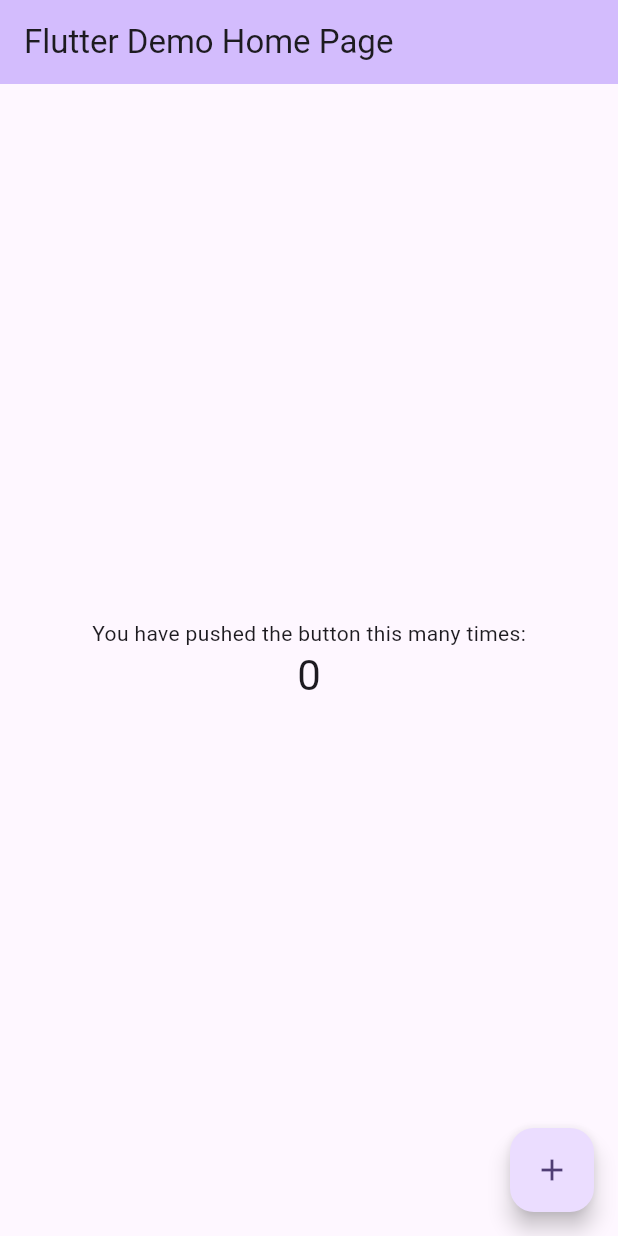
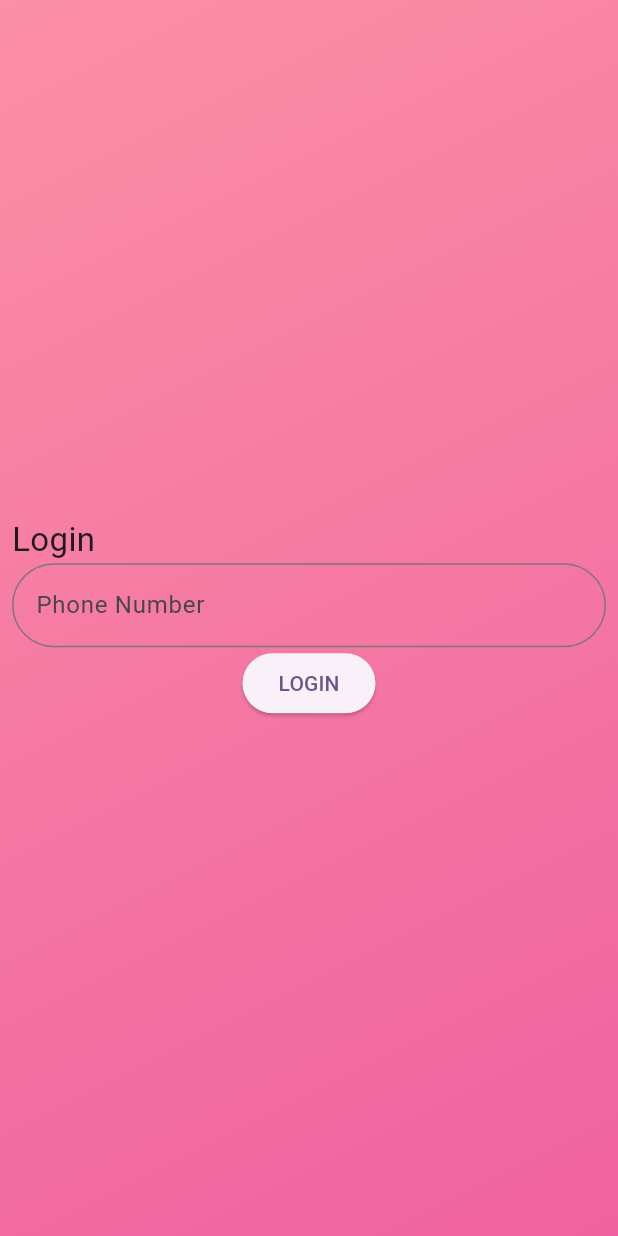
Before and after one commit to Saravanan1411/Quiz_app, a Flutter app: the screen it shows after launch, on a phone screen of 412 x 824 dp. Run offline on Flutter 3.47's test engine with Material 3 defaults, Android fonts, the phone set to English and light mode, and no system bars; our stand-ins replace animated_splash_screen.

```diff
--- a/lib/Screens/Login.dart
+++ b/lib/Screens/Login.dart
@@ -0,0 +1,77 @@
+import 'package:flutter/material.dart';
+import 'package:quiz/Styles/Color.dart';
+
+import '../Styles/TextStyle.dart';
+import 'Home.dart';
+
+class Login extends StatefulWidget {
+  const Login({super.key});
+
+  @override
+  State<Login> createState() => _LoginState();
+}
+
+class _LoginState extends State<Login> {
+
+  // TextEditingController _controller = TextEditingController(text: '');
+
+  @override
+  Widget build(BuildContext context) {
+    return Scaffold(
+      body: Container(
+        height: MediaQuery.of(context).size.height*1,
+        width: MediaQuery.of(context).size.width*1,
+        decoration: BoxDecoration(
+          gradient: LinearGradient(
+              colors: [gradient_1, gradient_2],
+            begin: Alignment.topLeft,
+            end: Alignment.bottomRight
+
+          )
+        ),
+        child: SafeArea(
+          child: Padding(
+            padding: const EdgeInsets.all(8.0),
+            child: Column(
+              mainAxisAlignment: MainAxisAlignment.center,
+              crossAxisAlignment: CrossAxisAlignment.start,
+              children: [
+
+                //title
+                Text("Login",style: loginHead,),
+
+
+                //mobile number
+                TextFormField(
+                    // controller: _controller,
+                    decoration: InputDecoration(
+                        labelText: 'Phone Number',
+                        hintText: 'Enter your phone number',
+                        prefix: Text('+91 '),
+                        border: OutlineInputBorder(
+                        borderRadius: BorderRadius.circular(30)
+                      )
+                  )
+                ),
+
+
+                //button
+                Row(
+                  mainAxisAlignment: MainAxisAlignment.center,
+                  children: [
+                    ElevatedButton(
+                        onPressed: (){
+                          Navigator.of(context).pushAndRemoveUntil(MaterialPageRoute(builder: (context) => Home()), (route) => false);
+                        },
+                        child: Text("LOGIN")
+                    ),
+                  ],
+                )
+              ],
+            ),
+          ),
+        ),
+      ),
+    );
+  }
+}
--- /dev/null
+++ b/lib/Styles/Color.dart
@@ -0,0 +1,4 @@
+import 'package:flutter/material.dart';
+
+Color gradient_1 = Color(0xffFB8FA6);
+Color gradient_2 = Color(0xffef629f);
--- /dev/null
+++ b/lib/Styles/TextStyle.dart
@@ -0,0 +1,7 @@
+import 'package:flutter/material.dart';
+
+TextStyle loginHead = TextStyle(fontSize: 22);
+
+TextStyle cardTextColor = TextStyle(fontSize: 18, fontWeight:FontWeight.bold,color: Colors.white);
+
+TextStyle resultText = TextStyle(fontSize: 20, fontWeight:FontWeight.bold,color: Colors.white);
--- a/lib/main.dart
+++ b/lib/main.dart
@@ -1,4 +1,6 @@
 import 'package:flutter/material.dart';
+
+import 'Screens/SplashScreen.dart';
 
 void main() {
   runApp(const MyApp());
@@ -11,115 +13,13 @@ class MyApp extends StatelessWidget {
   @override
   Widget build(BuildContext context) {
     return MaterialApp(
+      debugShowCheckedModeBanner: false,
       title: 'Quiz',
       theme: ThemeData(
-        // This is the theme of your application.
-        //
-        // TRY THIS: Try running your application with "flutter run". You'll see
-        // the application has a purple toolbar. Then, without quitting the app,
-        // try changing the seedColor in the colorScheme below to Colors.green
-        // and then invoke "hot reload" (save your changes or press the "hot
-        // reload" button in a Flutter-supported IDE, or press "r" if you used
-        // the command line to start the app).
-        //
-        // Notice that the counter didn't reset back to zero; the application
-        // state is not lost during the reload. To reset the state, use hot
-        // restart instead.
-        //
-        // This works for code too, not just values: Most code changes can be
-        // tested with just a hot reload.
         colorScheme: ColorScheme.fromSeed(seedColor: Colors.deepPurple),
         useMaterial3: true,
       ),
-      home: const MyHomePage(title: 'Flutter Demo Home Page'),
+      home: SplashScreen(),
     );
   }
 }
-
-class MyHomePage extends StatefulWidget {
-  const MyHomePage({super.key, required this.title});
-
-  // This widget is the home page of your application. It is stateful, meaning
-  // that it has a State object (defined below) that contains fields that affect
-  // how it looks.
-
-  // This class is the configuration for the state. It holds the values (in this
-  // case the title) provided by the parent (in this case the App widget) and
-  // used by the build method of the State. Fields in a Widget subclass are
-  // always marked "final".
-
-  final String title;
-
-  @override
-  State<MyHomePage> createState() => _MyHomePageState();
-}
-
-class _MyHomePageState extends State<MyHomePage> {
-  int _counter = 0;
-
-  void _incrementCounter() {
-    setState(() {
-      // This call to setState tells the Flutter framework that something has
-      // changed in this State, which causes it to rerun the build method below
-      // so that the display can reflect the updated values. If we changed
-      // _counter without calling setState(), then the build method would not be
-      // called again, and so nothing would appear to happen.
-      _counter++;
-    });
-  }
-
-  @override
-  Widget build(BuildContext context) {
-    // This method is rerun every time setState is called, for instance as done
-    // by the _incrementCounter method above.
-    //
-    // The Flutter framework has been optimized to make rerunning build methods
-    // fast, so that you can just rebuild anything that needs updating rather
-    // than having to individually change instances of widgets.
-    return Scaffold(
-      appBar: AppBar(
-        // TRY THIS: Try changing the color here to a specific color (to
-        // Colors.amber, perhaps?) and trigger a hot reload to see the AppBar
-        // change color while the other colors stay the same.
-        backgroundColor: Theme.of(context).colorScheme.inversePrimary,
-        // Here we take the value from the MyHomePage object that was created by
-        // the App.build method, and use it to set our appbar title.
-        title: Text(widget.title),
-      ),
-      body: Center(
-        // Center is a layout widget. It takes a single child and positions it
-        // in the middle of the parent.
-        child: Column(
-          // Column is also a layout widget. It takes a list of children and
-          // arranges them vertically. By default, it sizes itself to fit its
-          // children horizontally, and tries to be as tall as its parent.
-          //
-          // Column has various properties to control how it sizes itself and
-          // how it positions its children. Here we use mainAxisAlignment to
-          // center the children vertically; the main axis here is the vertical
-          // axis because Columns are vertical (the cross axis would be
-          // horizontal).
-          //
-          // TRY THIS: Invoke "debug painting" (choose the "Toggle Debug Paint"
-          // action in the IDE, or press "p" in the console), to see the
-          // wireframe for each widget.
-          mainAxisAlignment: MainAxisAlignment.center,
-          children: <Widget>[
-            const Text(
-              'You have pushed the button this many times:',
-            ),
-            Text(
-              '$_counter',
-              style: Theme.of(context).textTheme.headlineMedium,
-            ),
-          ],
-        ),
-      ),
-      floatingActionButton: FloatingActionButton(
-        onPressed: _incrementCounter,
-        tooltip: 'Increment',
-        child: const Icon(Icons.add),
-      ), // This trailing comma makes auto-formatting nicer for build methods.
-    );
-  }
-}
--- a/pubspec.yaml
+++ b/pubspec.yaml
@@ -35,6 +35,7 @@ dependencies:
   # The following adds the Cupertino Icons font to your application.
   # Use with the CupertinoIcons class for iOS style icons.
   cupertino_icons: ^1.0.2
+  animated_splash_screen: ^1.3.0
 
 dev_dependencies:
   flutter_test:
@@ -57,6 +58,8 @@ flutter:
   # included with your application, so that you can use the icons in
   # the material Icons class.
   uses-material-design: true
+  assets:
+    - assets/
 
   # To add assets to your application, add an assets section, like this:
   # assets:
```
Also changed, not shown: lib/Model/CategoryModel.dart (added, +28 -0 lines), lib/Model/QuestionsModel.dart (added, +135 -0 lines), lib/Screens/Home.dart (added, +119 -0 lines), lib/Screens/QuizScreen.dart (added, +122 -0 lines), lib/Screens/Result.dart (added, +45 -0 lines), lib/Screens/SplashScreen.dart (added, +29 -0 lines), assets/splash.gif (added), lib/Screens/Category.dart (deleted), pubspec.lock, 1 other file.
